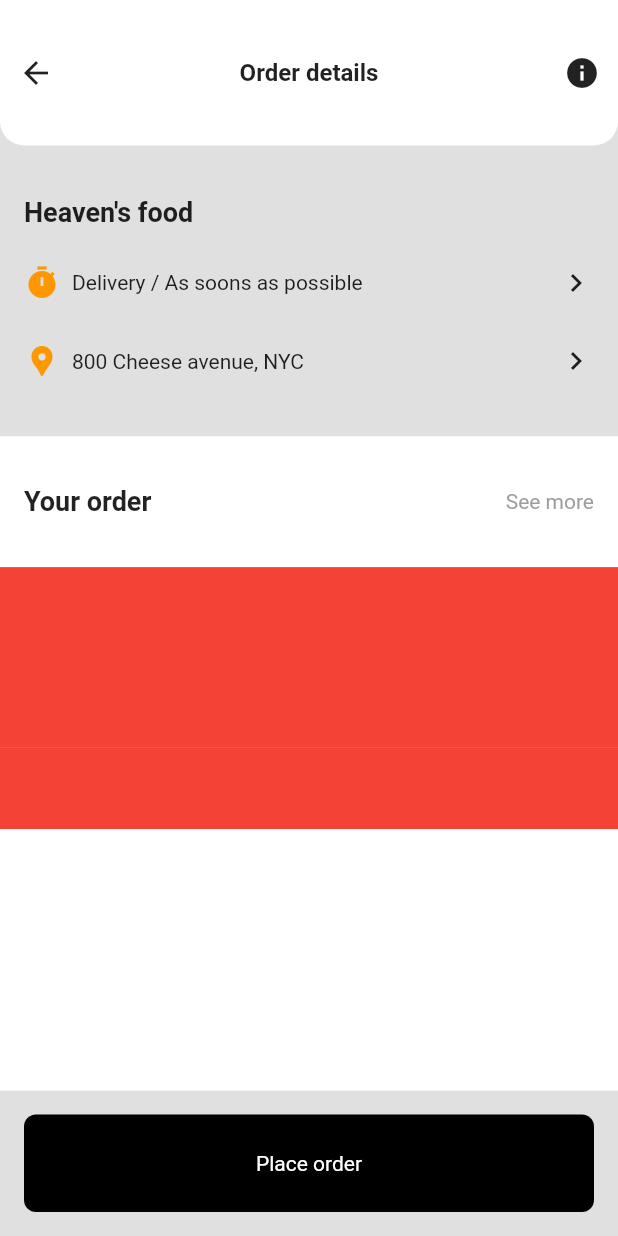
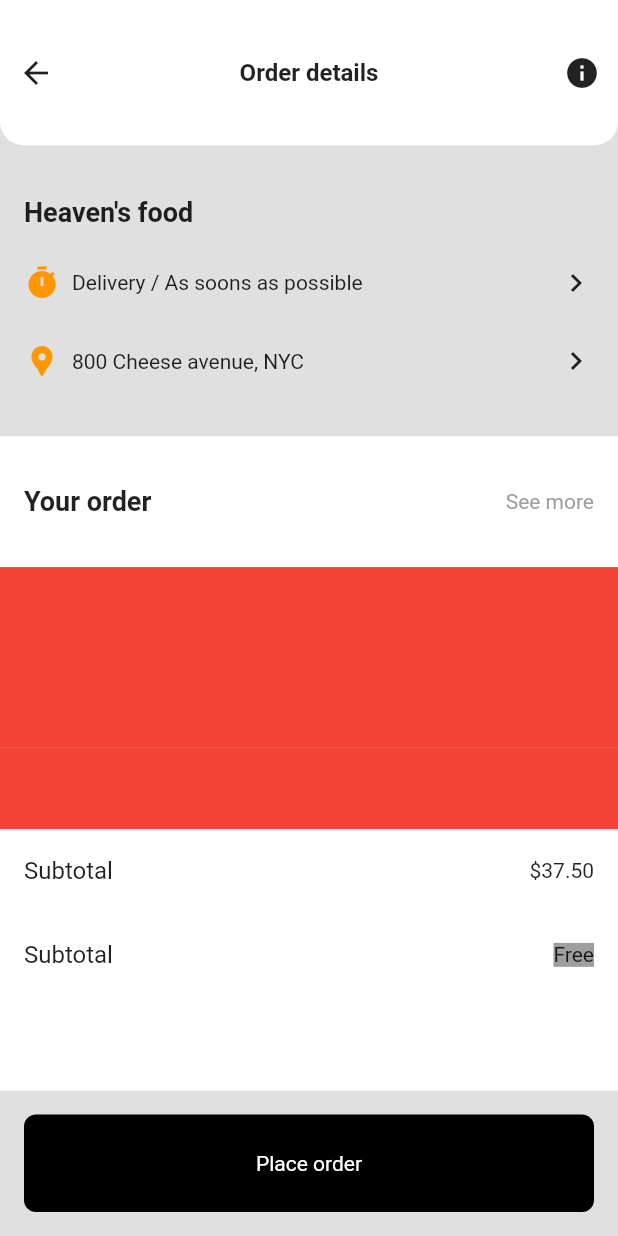
Before and after one commit to JAICHANGPARK/flutter_notebook_11th_story, a Flutter app: the screen it shows after launch, item 2 of the bottom bar chosen, on a phone screen of 412 x 824 dp. Run offline on Flutter 3.47's test engine with Material 2 defaults, Android fonts, the phone set to English and light mode, and no system bars; our stand-ins replace backdrop, badges, flutter_inner_drawer, flutter_slidable, flutter_swiper, google_fonts; network calls fail.

Commit message:
Update food_order_page.dart

```diff
--- a/lib/ep744_food_app/ui/food_order_page.dart
+++ b/lib/ep744_food_app/ui/food_order_page.dart
@@ -118,7 +118,19 @@ class _FoodOrderPageState extends State<FoodOrderPage> {
                     Expanded(flex: 4, child: Column(
                       crossAxisAlignment: CrossAxisAlignment.start,
                       children: [
-
+                        ListTile(
+                          title: Text("Subtotal"),
+                          trailing: Text("\$37.50"),
+                        ),
+                        ListTile(
+                          title: Text("Subtotal"),
+                          trailing: Container(
+                            decoration: BoxDecoration(
+                              color: Colors.grey
+                            ),
+                            child: Text("Free"),
+                          )
+                        )
                       ],
                     )),
                   ],
```
